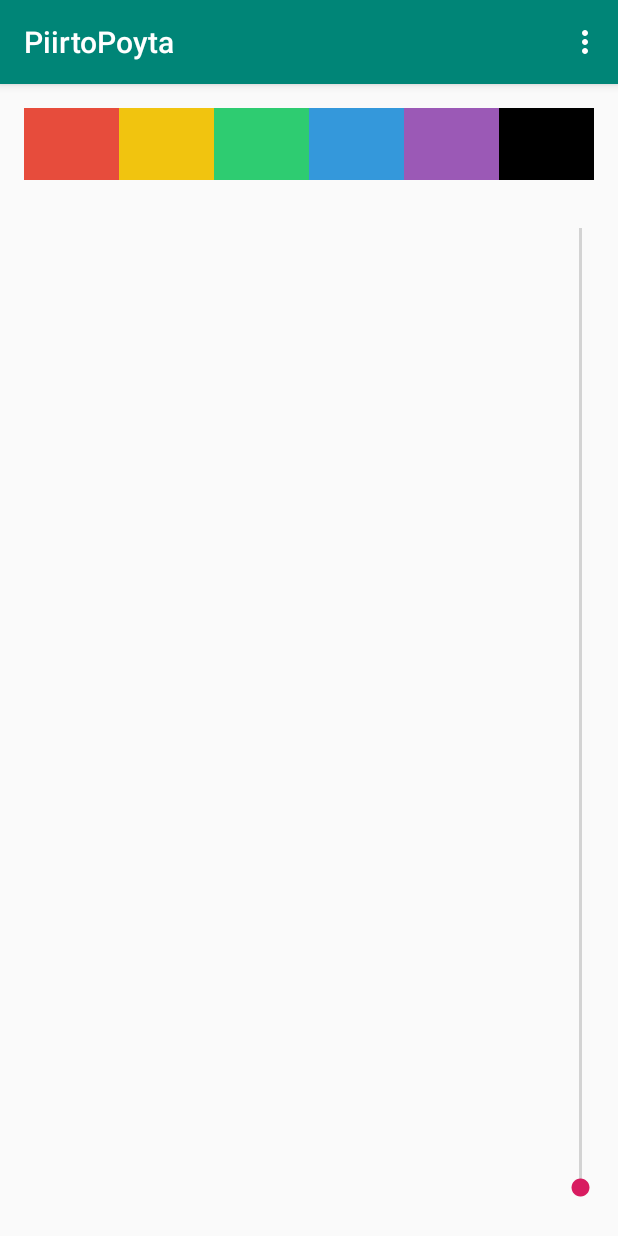
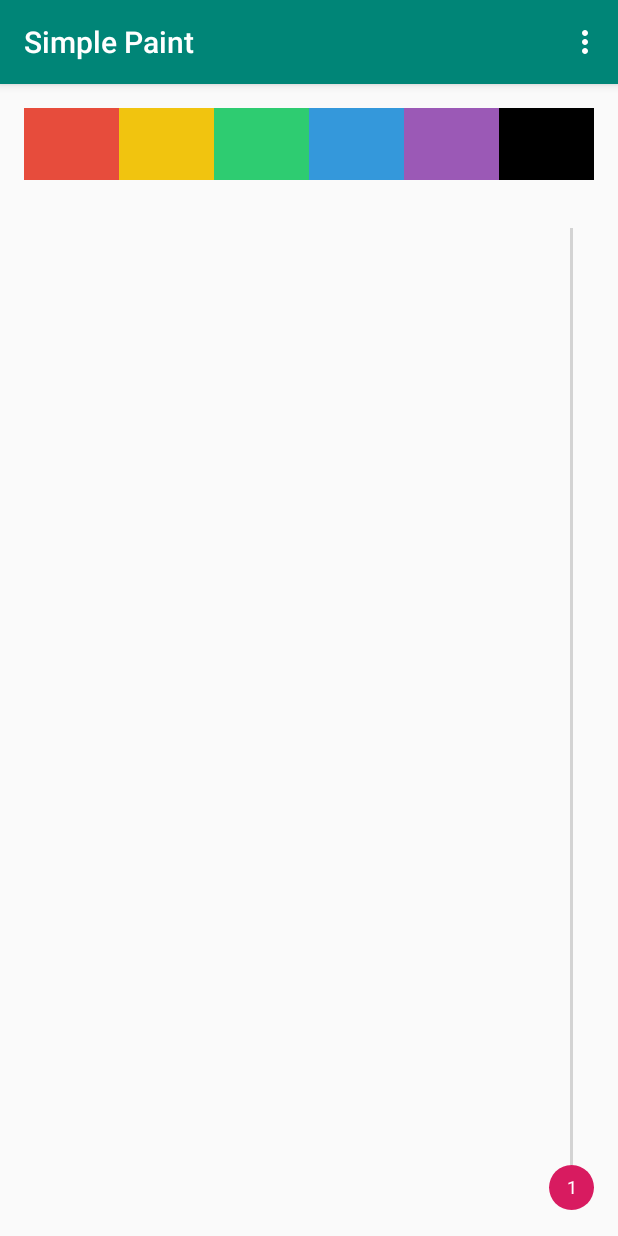
Before and after one commit to BioBut/SimplePaint, an Android app: the screen it shows after launch (MainActivity), on a phone screen of 412 x 824 dp. Run offline under Robolectric (Android 15) with nearby library versions, the phone set to English and light mode, and no system bars.

Commit message:
Changed Size Indicator for SeekBar

```diff
--- a/app/src/main/AndroidManifest.xml
+++ b/app/src/main/AndroidManifest.xml
@@ -16,6 +16,7 @@
         android:roundIcon="@mipmap/ic_launcher_round"
         android:supportsRtl="true"
         android:theme="@style/AppTheme"
+        android:configChanges = "orientation|keyboard|keyboardHidden|screenLayout|screenSize"
         tools:ignore="AllowBackup,GoogleAppIndexingWarning">
         <activity android:name="space.fstudio.simplepaint.MainActivity">
             <intent-filter>
--- a/app/src/main/java/space/fstudio/simplepaint/MainActivity.java
+++ b/app/src/main/java/space/fstudio/simplepaint/MainActivity.java
@@ -46,15 +46,17 @@ public class MainActivity extends AppCompatActivity implements View.OnClickListe
 
         simpleDrawingView = findViewById(R.id.simpleDrawingView1);
 
+        widthBar.setThumb(getThumb(1));
+        widthBar.setProgress(1);
+
         if (widthBar.getProgress() == 0){
             widthBar.setProgress(1);
-            widthBar.setThumb(getThumb(1));
         }
+
         widthBar.setOnSeekBarChangeListener(new SeekBar.OnSeekBarChangeListener() {
             @Override
             public void onProgressChanged(SeekBar seekBar, int i, boolean b) {
                 simpleDrawingView.setWidth(i);
-                //TODO Fix lags
                 widthBar.setThumb(getThumb(i));
             }
 
@@ -68,20 +70,6 @@ public class MainActivity extends AppCompatActivity implements View.OnClickListe
 
             }
         });
-    }
-
-    public Drawable getThumb(int progress) {
-
-        View thumbView = LayoutInflater.from(this).inflate(R.layout.layout_seekbar_thumb, null, false);
-        ((TextView) thumbView.findViewById(R.id.tvProgress)).setText(progress + "");
-
-        thumbView.measure(View.MeasureSpec.UNSPECIFIED, View.MeasureSpec.UNSPECIFIED);
-        Bitmap bitmap = Bitmap.createBitmap(thumbView.getMeasuredWidth(), thumbView.getMeasuredHeight(), Bitmap.Config.ARGB_8888);
-        Canvas canvas = new Canvas(bitmap);
-        thumbView.layout(0, 0, thumbView.getMeasuredWidth(), thumbView.getMeasuredHeight());
-        thumbView.draw(canvas);
-
-        return new BitmapDrawable(getResources(), bitmap);
     }
 
     @SuppressLint("ResourceType")
@@ -118,6 +106,20 @@ public class MainActivity extends AppCompatActivity implements View.OnClickListe
             default:
                 return super.onOptionsItemSelected(item);
         }
+    }
+
+    public Drawable getThumb(int progress) {
+
+        View thumbView = LayoutInflater.from(this).inflate(R.layout.layout_seekbar_thumb, null, false);
+        ((TextView) thumbView.findViewById(R.id.tvProgress)).setText(progress + "");
+
+        thumbView.measure(View.MeasureSpec.UNSPECIFIED, View.MeasureSpec.UNSPECIFIED);
+        Bitmap bitmap = Bitmap.createBitmap(thumbView.getMeasuredWidth(), thumbView.getMeasuredHeight(), Bitmap.Config.ARGB_8888);
+        Canvas canvas = new Canvas(bitmap);
+        thumbView.layout(0, 0, thumbView.getMeasuredWidth(), thumbView.getMeasuredHeight());
+        thumbView.draw(canvas);
+
+        return new BitmapDrawable(getResources(), bitmap);
     }
 
     public void colorSelection() {
--- a/app/src/main/res/layout/activity_main.xml
+++ b/app/src/main/res/layout/activity_main.xml
@@ -62,7 +62,6 @@
             android:layout_width="0dp"
             android:layout_height="wrap_content"
             android:background="#9b59b6"
-            android:textSize="8sp"
             app:layout_constraintBottom_toBottomOf="parent"
             app:layout_constraintEnd_toStartOf="@+id/blackColorBtn"
             app:layout_constraintStart_toEndOf="@+id/blueColorBtn"
--- a/app/src/main/res/values/strings.xml
+++ b/app/src/main/res/values/strings.xml
@@ -1,3 +1,3 @@
 <resources>
-    <string name="app_name">PiirtoPoyta</string>
+    <string name="app_name">Simple Paint</string>
 </resources>
```
Also changed, not shown: app/src/main/java/space/fstudio/simplepaint/Views/VerticalSeekBar.java (+0 -9 lines), app/src/main/res/layout/layout_seekbar_thumb.xml (+6 -7 lines).
